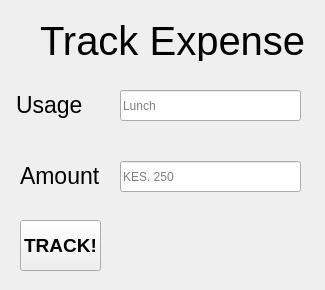
First picture: the form in ui/expense.ui, repository codewithlennylen/Expense-Tracker, before the edit.
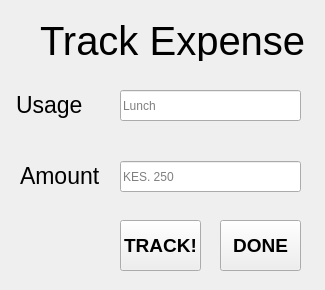
Second picture: the form after the edit.

Diff of the .ui file:
```diff
--- a/ui/expense.ui
+++ b/ui/expense.ui
@@ -82,7 +82,7 @@
    <widget class="QPushButton" name="btn_track">
     <property name="geometry">
      <rect>
-      <x>20</x>
+      <x>120</x>
       <y>220</y>
       <width>81</width>
       <height>51</height>
@@ -117,6 +117,26 @@
      <string>Track Expense</string>
     </property>
    </widget>
+   <widget class="QPushButton" name="btn_done">
+    <property name="geometry">
+     <rect>
+      <x>220</x>
+      <y>220</y>
+      <width>81</width>
+      <height>51</height>
+     </rect>
+    </property>
+    <property name="font">
+     <font>
+      <pointsize>14</pointsize>
+      <weight>75</weight>
+      <bold>true</bold>
+     </font>
+    </property>
+    <property name="text">
+     <string>DONE</string>
+    </property>
+   </widget>
   </widget>
  </widget>
  <resources/>
```
